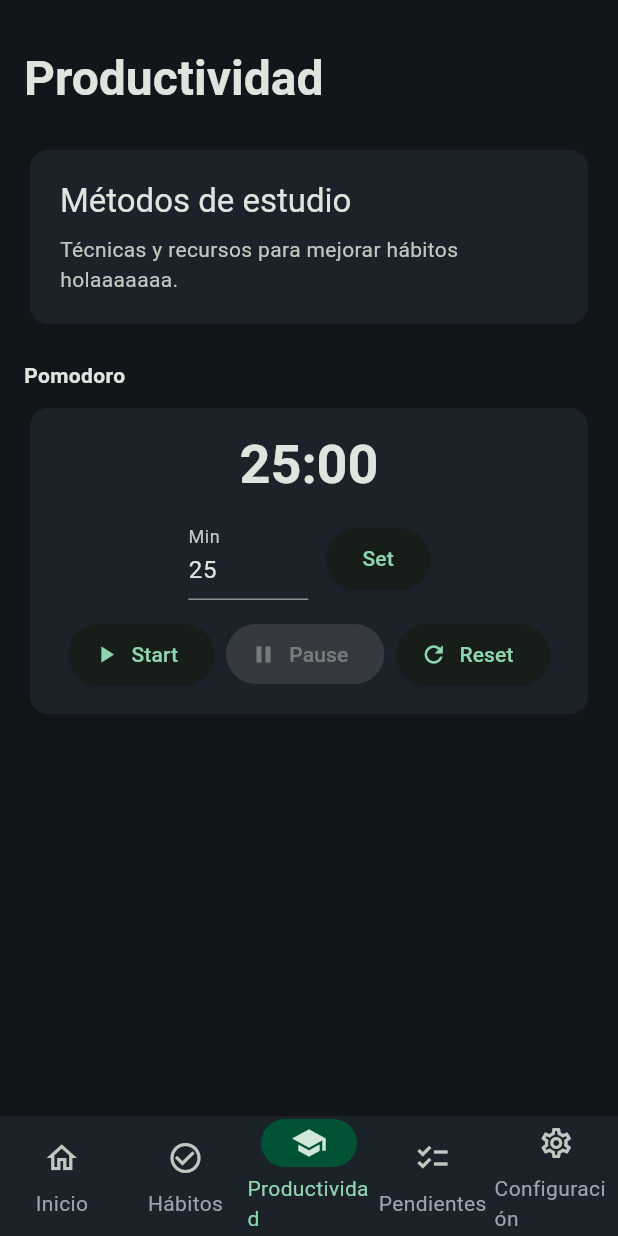
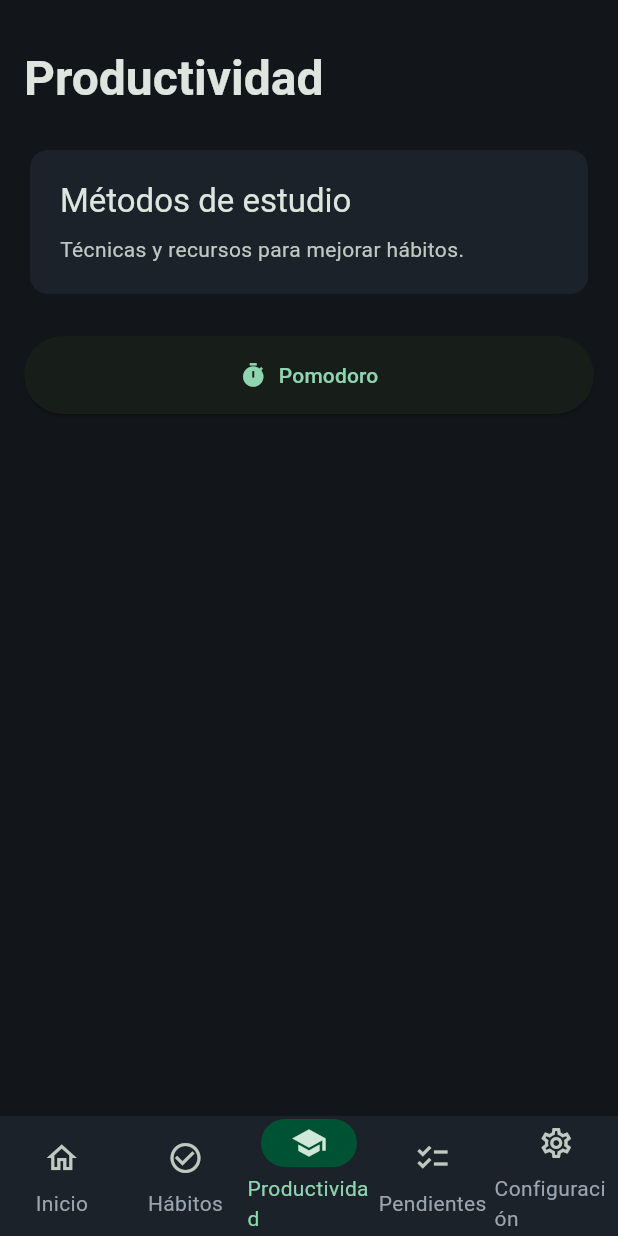
Before and after one commit to jladinori/Habivi, a Flutter app: the screen it shows after launch, item 3 of the bottom bar chosen, on a phone screen of 412 x 824 dp. Run offline on Flutter 3.47's test engine with Material 3 defaults, Android fonts, the phone set to English and light mode, and no system bars; our stand-ins replace flutter_riverpod, go_router, hive, hive_flutter; accounts and stored records are empty.

Commit message:
corrigir pantalla de pomodoro

```diff
--- a/lib/core/router/app_router.dart
+++ b/lib/core/router/app_router.dart
@@ -8,6 +8,7 @@ import 'package:habivi/presentation/features/home/home_screen.dart';
 import 'package:habivi/presentation/features/notes/notes_screen.dart';
 import 'package:habivi/presentation/features/settings/settings_screen.dart';
 import 'package:habivi/presentation/features/Productivity/productivity_screen.dart';
+import 'package:habivi/presentation/features/Productivity/pomodoro_screen.dart';
 import 'package:habivi/presentation/shell/main_shell.dart';
 
 final _rootNavigatorKey = GlobalKey<NavigatorState>();
@@ -77,6 +78,10 @@ final appRouterProvider = Provider<GoRouter>((ref) {
         path: '/notes',
         builder: (context, state) => const NotesScreen(),
       ),
+      GoRoute(
+        path: '/pomodoro',
+        builder: (context, state) => const PomodoroScreen(),
+      ),
     ],
   );
 });
--- a/lib/presentation/features/productivity/productivity_screen.dart
+++ b/lib/presentation/features/productivity/productivity_screen.dart
@@ -1,5 +1,5 @@
-import 'dart:async';
 import 'package:flutter/material.dart';
+import 'package:go_router/go_router.dart';
 import 'package:habivi/presentation/shared/widgets/placeholder_card.dart';
 
 class ProductivityScreen extends StatelessWidget {
@@ -20,143 +20,18 @@ class ProductivityScreen extends StatelessWidget {
         const SizedBox(height: 24),
         const PlaceholderCard(
           title: 'Métodos de estudio',
-          subtitle: 'Técnicas y recursos para mejorar hábitos holaaaaaaa.',
+          subtitle: 'Técnicas y recursos para mejorar hábitos.',
         ),
-        const SizedBox(height: 12),
-        const SizedBox(height: 8),
-        const Text('Pomodoro', style: TextStyle(fontWeight: FontWeight.bold)),
-        const SizedBox(height: 8),
-        PomodoroCard(),
+        const SizedBox(height: 24),
+        ElevatedButton.icon(
+          onPressed: () => context.push('/pomodoro'),
+          icon: const Icon(Icons.timer),
+          label: const Text('Pomodoro'),
+          style: ElevatedButton.styleFrom(
+            padding: const EdgeInsets.symmetric(vertical: 16),
+          ),
+        ),
       ],
     );
   }
 }
-
-class PomodoroCard extends StatefulWidget {
-  const PomodoroCard({super.key});
-
-  @override
-  State<PomodoroCard> createState() => _PomodoroCardState();
-}
-
-class _PomodoroCardState extends State<PomodoroCard> {
-  int _totalSeconds = 25 * 60;
-  int _remainingSeconds = 25 * 60;
-  Timer? _timer;
-  bool _isRunning = false;
-  final _minutesController = TextEditingController(text: '25');
-
-  String _formatTime(int seconds) {
-    final min = (seconds ~/ 60).toString().padLeft(2, '0');
-    final sec = (seconds % 60).toString().padLeft(2, '0');
-    return '$min:$sec';
-  }
-
-  void _start() {
-    if (_isRunning) return;
-    setState(() => _isRunning = true);
-    _timer = Timer.periodic(const Duration(seconds: 1), (timer) {
-      if (_remainingSeconds <= 0) {
-        _stopTimer();
-        ScaffoldMessenger.of(context)
-            .showSnackBar(const SnackBar(content: Text('¡Sesión finalizada!')));
-        return;
-      }
-      setState(() => _remainingSeconds -= 1);
-    });
-  }
-
-  void _pause() {
-    _stopTimer();
-  }
-
-  void _stopTimer() {
-    _timer?.cancel();
-    _timer = null;
-    setState(() => _isRunning = false);
-  }
-
-  void _reset() {
-    _stopTimer();
-    setState(() => _remainingSeconds = _totalSeconds);
-  }
-
-  void _applyMinutes() {
-    final text = _minutesController.text.trim();
-    final minutes = int.tryParse(text);
-    if (minutes == null || minutes <= 0) {
-      if (mounted)
-        ScaffoldMessenger.of(context).showSnackBar(
-            const SnackBar(content: Text('Ingresa minutos válidos')));
-      return;
-    }
-    _stopTimer();
-    setState(() {
-      _totalSeconds = minutes * 60;
-      _remainingSeconds = _totalSeconds;
-    });
-  }
-
-  @override
-  void dispose() {
-    _timer?.cancel();
-    _minutesController.dispose();
-    super.dispose();
-  }
-
-  @override
-  Widget build(BuildContext context) {
-    return Card(
-      child: Padding(
-        padding: const EdgeInsets.all(16),
-        child: Column(
-          children: [
-            Text(_formatTime(_remainingSeconds),
-                style: Theme.of(context)
-                    .textTheme
-                    .displaySmall
-                    ?.copyWith(fontWeight: FontWeight.bold)),
-            const SizedBox(height: 12),
-            Row(
-              mainAxisAlignment: MainAxisAlignment.center,
-              children: [
-                SizedBox(
-                  width: 80,
-                  child: TextField(
-                    controller: _minutesController,
-                    keyboardType: TextInputType.number,
-                    decoration: const InputDecoration(labelText: 'Min'),
-                    onSubmitted: (_) => _applyMinutes(),
-                  ),
-                ),
-                const SizedBox(width: 12),
-                ElevatedButton(
-                    onPressed: _applyMinutes, child: const Text('Set')),
-              ],
-            ),
-            const SizedBox(height: 12),
-            Row(
-              mainAxisAlignment: MainAxisAlignment.center,
-              children: [
-                ElevatedButton.icon(
-                    onPressed: _isRunning ? null : _start,
-                    icon: const Icon(Icons.play_arrow),
-                    label: const Text('Start')),
-                const SizedBox(width: 8),
-                ElevatedButton.icon(
-                    onPressed: _isRunning ? _pause : null,
-                    icon: const Icon(Icons.pause),
-                    label: const Text('Pause')),
-                const SizedBox(width: 8),
-                ElevatedButton.icon(
-                    onPressed: _reset,
-                    icon: const Icon(Icons.refresh),
-                    label: const Text('Reset')),
-              ],
-            ),
-          ],
-        ),
-      ),
-    );
-  }
-}
```
Also changed, not shown: lib/presentation/features/productivity/pomodoro_screen.dart (added, +143 -0 lines).
